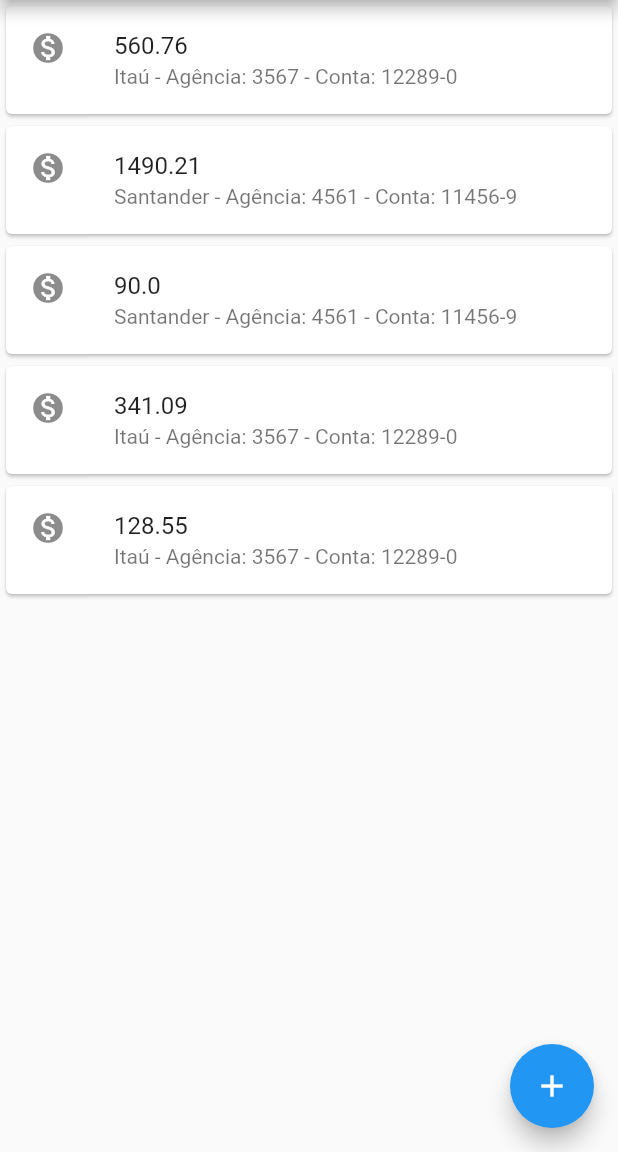
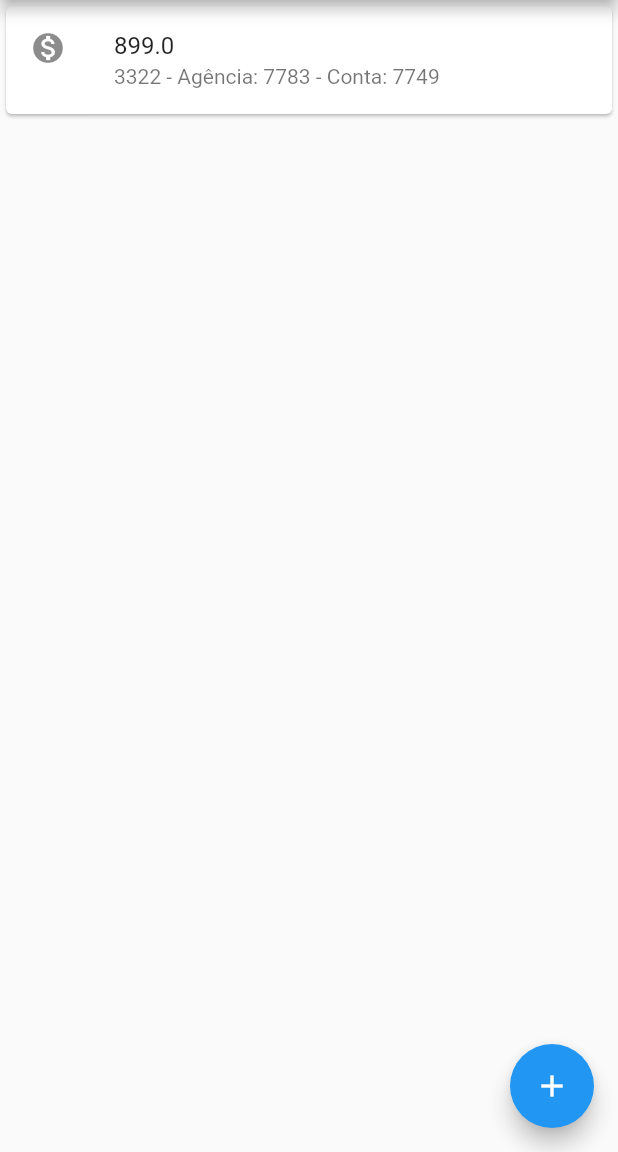
Before and after one commit to eric56/curso_flutter, a Flutter app: the HomeBytebank screen opened directly, on a phone screen of 412 x 824 dp, the part 84-1236 px from its top. Run offline on Flutter 3.47's test engine with Material 2 defaults, Android fonts, the phone set to English and light mode, and no system bars.

Commit message:
Iteração com a lista e formulario

```diff
--- a/lib/main.dart
+++ b/lib/main.dart
@@ -9,7 +9,7 @@ class BytebankApp extends StatelessWidget {
   Widget build(BuildContext context) {
     return MaterialApp(
       home: Scaffold(
-        body: CreateFormTransfer(),
+        body: HomeBytebank(),
         drawer: DrawerByteBank(),
       ),
     );
@@ -22,8 +22,17 @@ class CreateFormTransfer extends StatelessWidget {
   final TextEditingController _agencyController = TextEditingController();
   final TextEditingController _bankController = TextEditingController();
 
-  void createTransfer(TransferDTO transfer){
-    debugPrint(transfer.toString());
+  void createTransfer(TransferDTO transfer, BuildContext context) {
+    if (!transfer.isValid()) {
+      ScaffoldMessenger.of(context).showSnackBar(
+        SnackBar(
+          content:
+              Text("Tranferência inválida. Por favor verifique os campos!"),
+        ),
+      );
+      return;
+    }
+    Navigator.pop(context, transfer);
   }
 
   @override
@@ -34,22 +43,18 @@ class CreateFormTransfer extends StatelessWidget {
       ),
       body: Column(
         children: <Widget>[
-          InputTextApp(
-              this._valueController, 'Valor',
+          InputTextApp(this._valueController, 'Valor',
               hint: 'Valor maior que zero',
               icon: Icons.monetization_on,
               inputType: TextInputType.number),
-          InputTextApp(
-              this._bankController, 'Banco',
+          InputTextApp(this._bankController, 'Banco',
               hint: 'Código Banco',
               icon: Icons.account_balance,
               inputType: TextInputType.number),
-          InputTextApp(
-              this._agencyController, 'Agência', hint: '0000',
-              icon: Icons.book,
-              inputType: TextInputType.number),
-          InputTextApp(
-              this._accountController, 'Conta', hint: '0000-0',
+          InputTextApp(this._agencyController, 'Agência',
+              hint: '0000', icon: Icons.book, inputType: TextInputType.number),
+          InputTextApp(this._accountController, 'Conta',
+              hint: '0000-0',
               icon: Icons.account_balance_wallet,
               inputType: TextInputType.number),
           ElevatedButton(
@@ -61,15 +66,7 @@ class CreateFormTransfer extends StatelessWidget {
                   this._agencyController.text,
                   this._accountController.text,
                   this._bankController.text);
-              if (!transfer.isValid()) {
-                ScaffoldMessenger.of(context).showSnackBar(
-                  SnackBar(
-                    content: Text("Tranferência inválida. Por favor verifique os campos!"),
-                  ),
-                );
-                return;
-              }
-              createTransfer(transfer);
+              createTransfer(transfer, context);
             },
           ),
         ],
@@ -79,7 +76,6 @@ class CreateFormTransfer extends StatelessWidget {
 }
 
 class InputTextApp extends StatelessWidget {
-
   TextEditingController _controller;
   String _label;
   TextInputType inputType;
@@ -99,31 +95,49 @@ class InputTextApp extends StatelessWidget {
             icon: this.icon != null ? Icon(this.icon) : null,
             labelText: this._label,
             hintText: this.hint != null ? this.hint : null),
-        keyboardType: this.inputType != null ? this.inputType : TextInputType
-            .text,
+        keyboardType:
+            this.inputType != null ? this.inputType : TextInputType.text,
         controller: this._controller,
       ),
     );
   }
 }
 
-void callback() {}
+class HomeBytebank extends StatefulWidget {
 
-class HomeBytebank extends StatelessWidget {
+  List<TransferDTO> _listTransfers = List.empty(growable: true);
+
+  @override
+  State<StatefulWidget> createState() => HomeBytebankState();
+
+}
+
+class HomeBytebankState extends State<HomeBytebank> {
+
   @override
   Widget build(BuildContext context) {
+    widget._listTransfers.add(TransferDTO(899, '7783', '7749', '3322'));
     return Scaffold(
       appBar: AppBar(title: Text('Transferências')),
-      body: Column(
-        children: [
-          TransferData(TransferDTO(560.76, '3567', '12289-0', 'Itaú')),
-          TransferData(TransferDTO(1490.21, '4561', '11456-9', 'Santander')),
-          TransferData(TransferDTO(90.00, '4561', '11456-9', 'Santander')),
-          TransferData(TransferDTO(341.09, '3567', '12289-0', 'Itaú')),
-          TransferData(TransferDTO(128.55, '3567', '12289-0', 'Itaú'))
-        ],
+      body: ListView.builder(
+        itemCount: widget._listTransfers.length,
+        itemBuilder: (BuildContext context, int index) {
+          final TransferDTO transfer = widget._listTransfers[index];
+          debugPrint('adicionando ao data $transfer');
+          return TransferData(transfer);
+        },
       ),
-      floatingActionButton: FloatingActionButton(child: Icon(Icons.add)),
+      floatingActionButton: FloatingActionButton(
+          onPressed: () {
+            Future<TransferDTO> future =
+                Navigator.push(context, MaterialPageRoute(builder: (context) {
+              return CreateFormTransfer();
+            }));
+            future.then((transfer) {
+              widget._listTransfers.add(transfer);
+              });
+          },
+          child: Icon(Icons.add)),
       drawer: DrawerByteBank(),
     );
   }
@@ -155,7 +169,8 @@ class TransferDTO {
   TransferDTO(this._value, this._agency, this._account, this._bank);
 
   bool isValid() {
-    return this._value != null && this._value > 0 &&
+    return this._value != null &&
+        this._value > 0 &&
         this._agency != null &&
         this._account != null &&
         this._bank != null;
```
